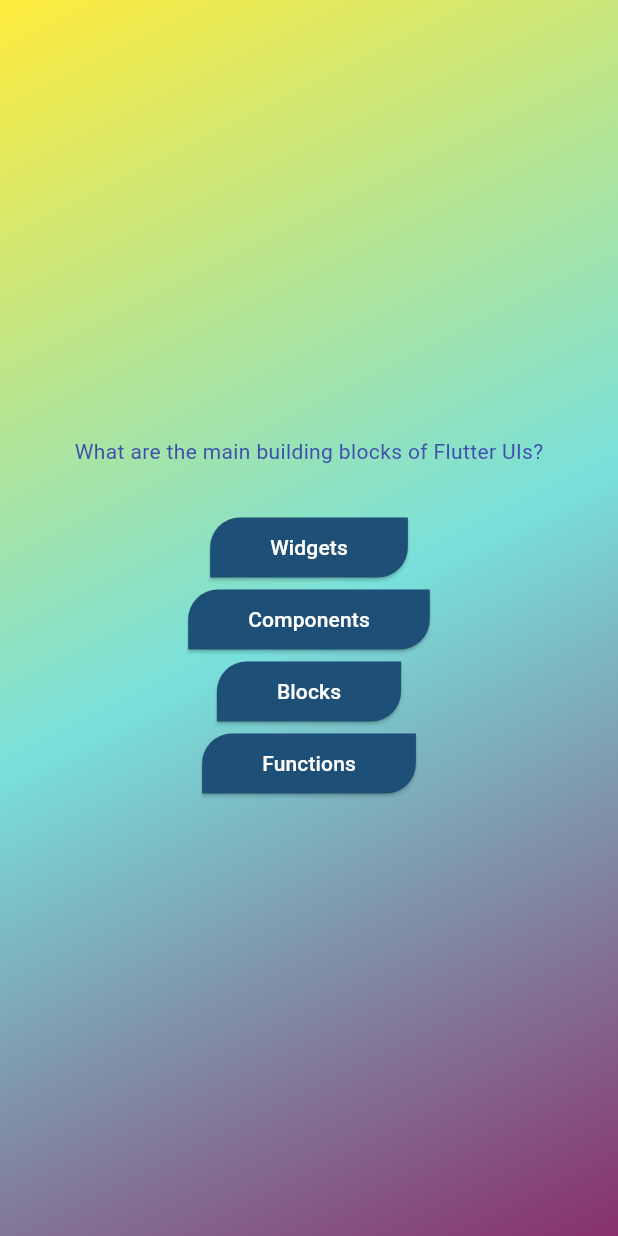
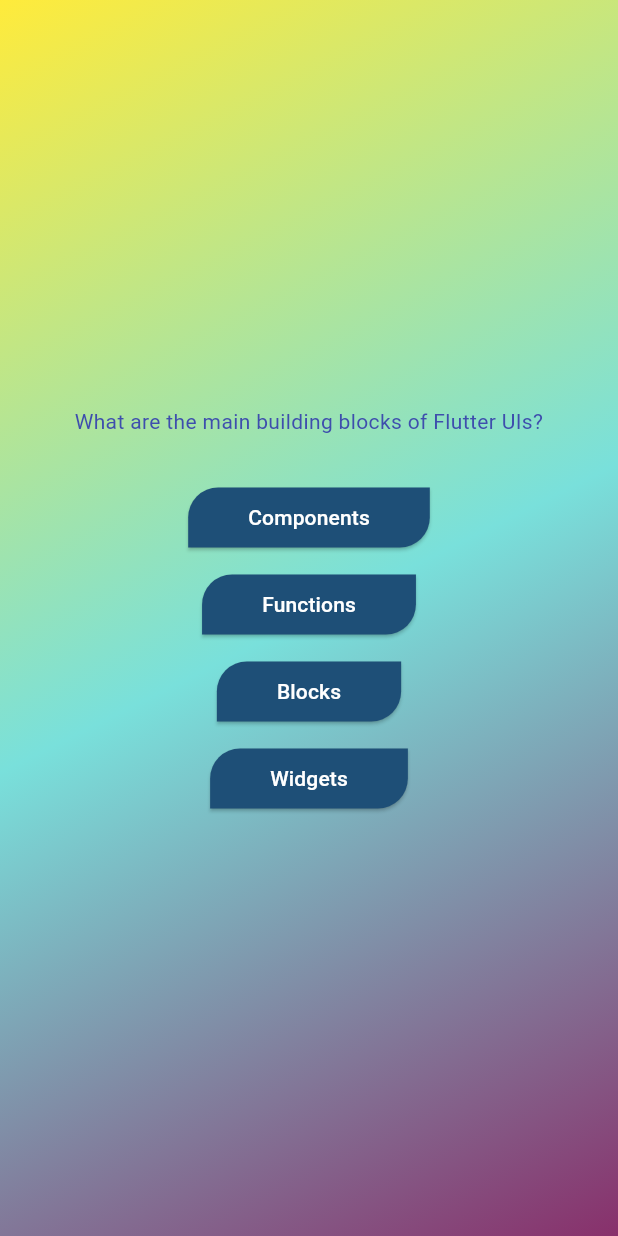
Before and after one commit to rjla-developer/first_project, a Flutter app: the screen it shows after launch, after a tap on "Start Quiz", on a phone screen of 412 x 824 dp. Run offline on Flutter 3.47's test engine with Material 3 defaults, Android fonts, the phone set to English and light mode, and no system bars.

```diff
--- a/lib/answer_button.dart
+++ b/lib/answer_button.dart
@@ -12,7 +12,9 @@ class AnswerButton extends StatelessWidget {
 
   @override
   Widget build(BuildContext context) {
-    return ElevatedButton(
+    return Column(
+      children: [
+        ElevatedButton(
           style: ElevatedButton.styleFrom(
             backgroundColor: const Color.fromARGB(255, 30, 79, 119),
             foregroundColor: Colors.white,
@@ -26,6 +28,9 @@ class AnswerButton extends StatelessWidget {
           ),
           onPressed: onTap,
           child: Text(answerText),
+        ),
+        const SizedBox(height: 10)
+      ],
     );
   }
 }
--- a/lib/models/quiz_question.dart
+++ b/lib/models/quiz_question.dart
@@ -3,4 +3,10 @@ class QuizQuestion {
 
   final String text;
   final List<String> answers;
+
+  List<String> getShuffledAnswers() {
+    final shuffledList = List.of(answers);
+    shuffledList.shuffle();
+    return shuffledList;
+  }
 }
--- a/lib/questions_screen.dart
+++ b/lib/questions_screen.dart
@@ -10,30 +10,43 @@ class QuestionsScreen extends StatefulWidget {
 }
 
 class _QuestionsScreenState extends State<QuestionsScreen> {
+  var currentQuestionIndex = 0;
+
+  void answerQuestion() {
+    setState(() {
+      currentQuestionIndex++;
+    });
+  }
+
   @override
   Widget build(BuildContext context) {
-    final currentQuestion = questions[0];
+    final currentQuestion = questions[currentQuestionIndex];
 
     return SizedBox(
       width: double.infinity,
+      child: Container(
+        margin: const EdgeInsets.all(40),
         child: Column(
           mainAxisAlignment: MainAxisAlignment.center,
+          crossAxisAlignment: CrossAxisAlignment.stretch,
           children: [
             Text(
               currentQuestion.text,
               style: const TextStyle(
                 color: Color.fromARGB(255, 62, 78, 173),
               ),
+              textAlign: TextAlign.center,
             ),
             const SizedBox(height: 30),
-          ...currentQuestion.answers.map(
+            ...currentQuestion.getShuffledAnswers().map(
                   (answer) => AnswerButton(
                     answerText: answer,
-              onTap: () {},
+                    onTap: answerQuestion,
                   ),
                 ),
           ],
         ),
+      ),
     );
   }
 }
```
Lines whose indentation alone changed are shown as unchanged.
